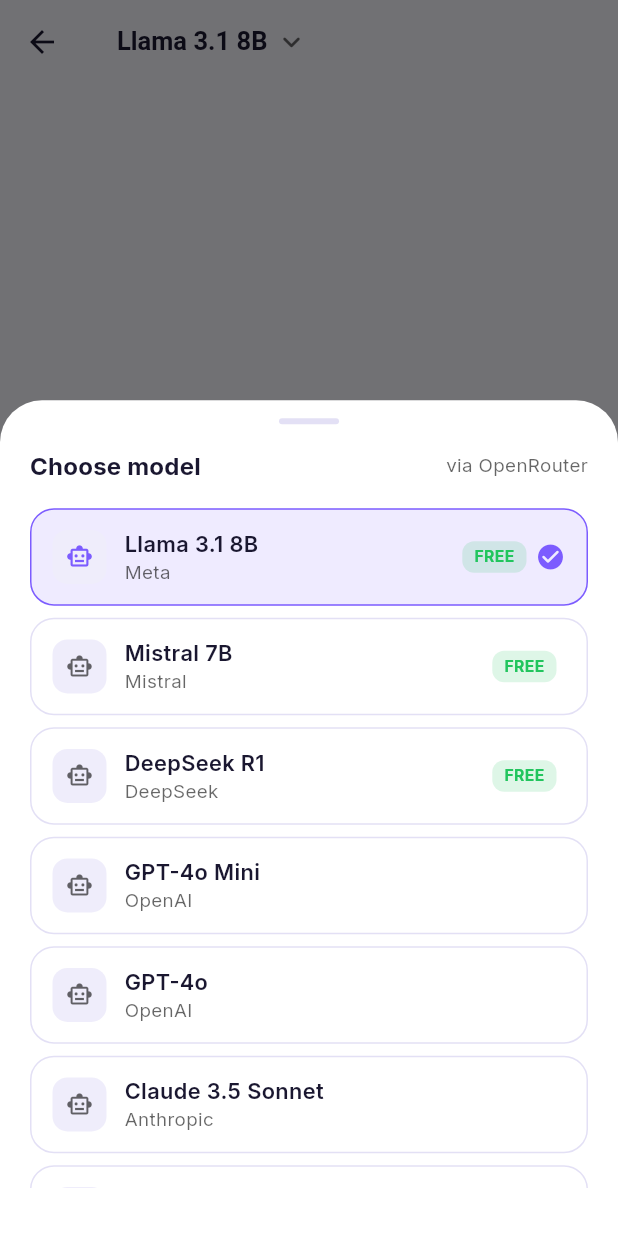
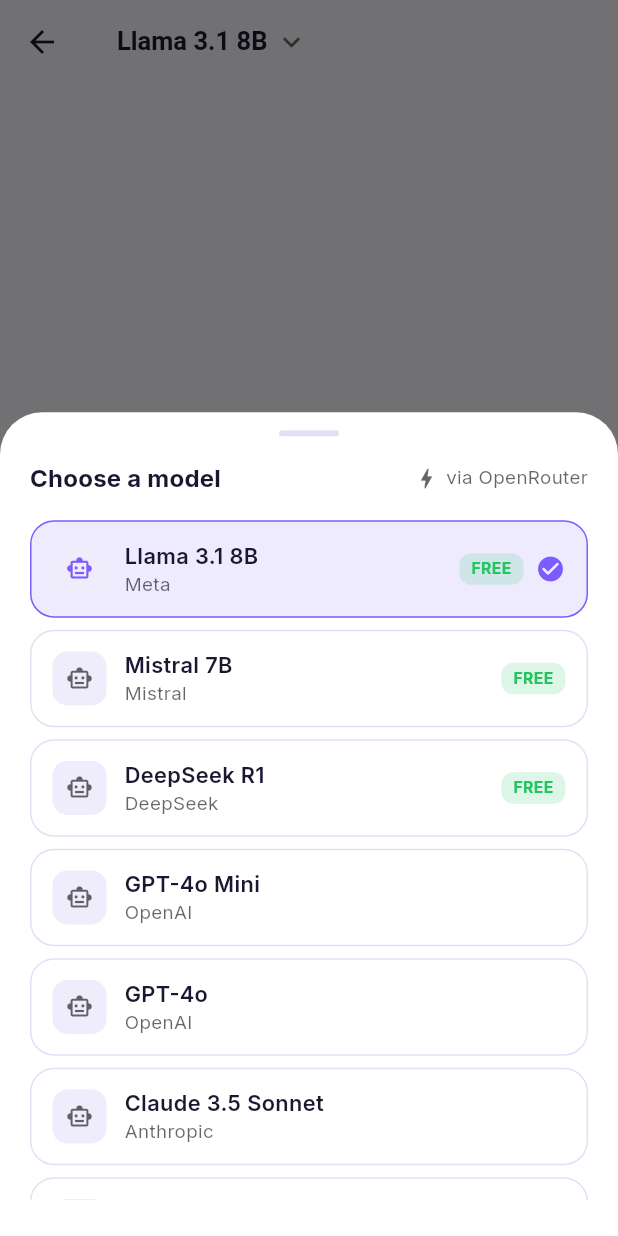
Before and after one commit to Hacker123456hacker/ai_hub, a Flutter app: the ChatScreen screen opened directly, after a tap on "Llama 3.1 8B", on a phone screen of 412 x 824 dp. Run offline on Flutter 3.47's test engine with Material 3 defaults, Android fonts, the phone set to English and light mode, and no system bars; our stand-ins replace dio, flutter_animate, flutter_markdown, flutter_riverpod, flutter_secure_storage, google_fonts and 2 more; accounts and stored records are empty.

```diff
--- a/lib/features/chat/widgets/model_picker_sheet.dart
+++ b/lib/features/chat/widgets/model_picker_sheet.dart
@@ -9,7 +9,7 @@ Future<void> showModelPicker(BuildContext context, WidgetRef ref) {
     context: context,
     backgroundColor: Colors.transparent,
     isScrollControlled: true,
-    builder: (_) => const _ModelPickerSheet(),
+    builder: (context) => const _ModelPickerSheet(),
   );
 }
 
@@ -18,7 +18,7 @@ class _ModelPickerSheet extends ConsumerWidget {
 
   @override
   Widget build(BuildContext context, WidgetRef ref) {
-    final selected = ref.watch(selectedModelProvider);
+    final selectedModel = ref.watch(selectedModelProvider);
     final isDark = Theme.of(context).brightness == Brightness.dark;
 
     return Container(
@@ -26,83 +26,146 @@ class _ModelPickerSheet extends ConsumerWidget {
         color: isDark ? AppColors.darkSurface : AppColors.lightSurface,
         borderRadius: const BorderRadius.vertical(top: Radius.circular(28)),
       ),
-      padding: const EdgeInsets.fromLTRB(20, 12, 20, 32),
+      padding: const EdgeInsets.fromLTRB(20, 12, 20, 24),
       child: Column(
         mainAxisSize: MainAxisSize.min,
         children: [
           Container(
-            width: 40, height: 4,
+            width: 40,
+            height: 4,
             decoration: BoxDecoration(
               color: isDark ? AppColors.darkBorder : AppColors.lightBorder,
               borderRadius: BorderRadius.circular(2),
             ),
           ),
           const SizedBox(height: 16),
-          Row(children: [
-            Text('Choose model',
-                style: Theme.of(context).textTheme.titleMedium?.copyWith(fontWeight: FontWeight.w700)),
+          Row(
+            children: [
+              Text(
+                'Choose a model',
+                style: Theme.of(context).textTheme.titleMedium?.copyWith(
+                      fontWeight: FontWeight.w700,
+                    ),
+              ),
               const Spacer(),
-            Text('via OpenRouter',
-                style: TextStyle(fontSize: 12.5, color: Theme.of(context).hintColor)),
-          ]),
+              Icon(Icons.bolt_rounded,
+                  size: 18, color: Theme.of(context).hintColor),
+              const SizedBox(width: 4),
+              Text(
+                'via OpenRouter',
+                style: TextStyle(
+                  fontSize: 12.5,
+                  color: Theme.of(context).hintColor,
+                ),
+              ),
+            ],
+          ),
           const SizedBox(height: 16),
           ConstrainedBox(
-            constraints: BoxConstraints(maxHeight: MediaQuery.of(context).size.height * 0.55),
+            constraints: BoxConstraints(
+              maxHeight: MediaQuery.of(context).size.height * 0.55,
+            ),
             child: ListView.separated(
               shrinkWrap: true,
               itemCount: OpenRouterModels.popular.length,
               separatorBuilder: (_, __) => const SizedBox(height: 8),
-              itemBuilder: (context, i) {
-                final model = OpenRouterModels.popular[i];
-                final isSelected = model['id'] == selected;
-                final badge = model['badge'] ?? '';
-                return InkWell(
+              itemBuilder: (context, index) {
+                final model = OpenRouterModels.popular[index];
+                final isSelected = model['id'] == selectedModel;
+                final isFree = model['id']!.contains(':free');
+
+                return Material(
+                  color: Colors.transparent,
+                  child: InkWell(
                     borderRadius: BorderRadius.circular(16),
                     onTap: () {
-                    ref.read(selectedModelProvider.notifier).setModel(model['id']!);
+                      ref
+                          .read(selectedModelProvider.notifier)
+                          .setModel(model['id']!);
                       Navigator.pop(context);
                     },
                     child: Container(
-                    padding: const EdgeInsets.symmetric(horizontal: 14, vertical: 12),
+                      padding: const EdgeInsets.symmetric(
+                          horizontal: 14, vertical: 12),
                       decoration: BoxDecoration(
-                      color: isSelected ? AppColors.primary.withValues(alpha: 0.12) : Colors.transparent,
+                        color: isSelected
+                            ? AppColors.primary.withValues(alpha: 0.12)
+                            : Colors.transparent,
                         borderRadius: BorderRadius.circular(16),
                         border: Border.all(
-                        color: isSelected ? AppColors.primary
-                            : (isDark ? AppColors.darkBorder : AppColors.lightBorder),
+                          color: isSelected
+                              ? AppColors.primary
+                              : (isDark
+                                  ? AppColors.darkBorder
+                                  : AppColors.lightBorder),
                         ),
                       ),
-                    child: Row(children: [
+                      child: Row(
+                        children: [
                           Container(
-                        width: 36, height: 36,
+                            width: 36,
+                            height: 36,
                             decoration: BoxDecoration(
-                          color: isDark ? AppColors.darkSurfaceVariant : AppColors.lightSurfaceVariant,
+                              color: isDark
+                                  ? AppColors.darkSurfaceVariant
+                                  : AppColors.lightSurfaceVariant,
                               borderRadius: BorderRadius.circular(10),
                             ),
-                        child: Icon(Icons.smart_toy_outlined, size: 18,
-                            color: isSelected ? AppColors.primary : Theme.of(context).hintColor),
+                            child: Icon(
+                              Icons.smart_toy_outlined,
+                              size: 18,
+                              color: isSelected
+                                  ? AppColors.primary
+                                  : Theme.of(context).hintColor,
+                            ),
                           ),
                           const SizedBox(width: 12),
-                      Expanded(child: Column(
+                          Expanded(
+                            child: Column(
                               crossAxisAlignment: CrossAxisAlignment.start,
                               children: [
-                          Text(model['name']!, style: const TextStyle(fontWeight: FontWeight.w600, fontSize: 14.5)),
-                          Text(model['provider']!, style: TextStyle(fontSize: 12.5, color: Theme.of(context).hintColor)),
+                                Text(
+                                  model['name']!,
+                                  style: const TextStyle(
+                                    fontWeight: FontWeight.w600,
+                                    fontSize: 14.5,
+                                  ),
+                                ),
+                                Text(
+                                  model['provider']!,
+                                  style: TextStyle(
+                                    fontSize: 12.5,
+                                    color: Theme.of(context).hintColor,
+                                  ),
+                                ),
                               ],
-                      )),
-                      if (badge.isNotEmpty) ...[
+                            ),
+                          ),
+                          if (isFree)
                             Container(
-                          padding: const EdgeInsets.symmetric(horizontal: 8, vertical: 3),
+                              padding: const EdgeInsets.symmetric(
+                                  horizontal: 8, vertical: 3),
                               decoration: BoxDecoration(
                                 color: AppColors.success.withValues(alpha: 0.15),
                                 borderRadius: BorderRadius.circular(8),
                               ),
-                          child: Text(badge, style: const TextStyle(color: AppColors.success, fontSize: 10.5, fontWeight: FontWeight.w700)),
+                              child: const Text(
+                                'FREE',
+                                style: TextStyle(
+                                  color: AppColors.success,
+                                  fontSize: 10.5,
+                                  fontWeight: FontWeight.w700,
                                 ),
-                        const SizedBox(width: 6),
+                              ),
+                            ),
+                          if (isSelected) ...[
+                            const SizedBox(width: 8),
+                            const Icon(Icons.check_circle_rounded,
+                                color: AppColors.primary, size: 20),
                           ],
-                      if (isSelected) const Icon(Icons.check_circle_rounded, color: AppColors.primary, size: 20),
-                    ]),
+                        ],
+                      ),
+                    ),
                   ),
                 );
               },
```
Lines whose indentation alone changed are shown as unchanged.
